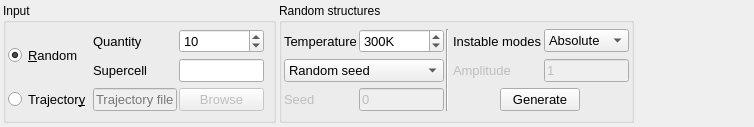
The window that tabs/multibinittab.ui (piti-diablotin/qAgate) describes before a commit, drawn with Qt 5.
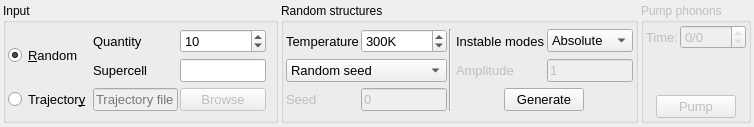
The same window after the commit.

Commit message: Update translations Finish phonons pumping integration

```diff
--- a/tabs/multibinittab.ui
+++ b/tabs/multibinittab.ui
@@ -431,6 +431,128 @@
      </layout>
     </widget>
    </item>
+   <item>
+    <widget class="QGroupBox" name="pump">
+     <property name="enabled">
+      <bool>false</bool>
+     </property>
+     <property name="title">
+      <string>Pump phonons</string>
+     </property>
+     <layout class="QVBoxLayout" name="verticalLayout">
+      <property name="spacing">
+       <number>2</number>
+      </property>
+      <property name="leftMargin">
+       <number>2</number>
+      </property>
+      <property name="topMargin">
+       <number>2</number>
+      </property>
+      <property name="rightMargin">
+       <number>2</number>
+      </property>
+      <property name="bottomMargin">
+       <number>2</number>
+      </property>
+      <item>
+       <layout class="QHBoxLayout" name="horizontalLayout_4">
+        <item>
+         <widget class="QLabel" name="timeLabel">
+          <property name="sizePolicy">
+           <sizepolicy hsizetype="Fixed" vsizetype="Preferred">
+            <horstretch>0</horstretch>
+            <verstretch>0</verstretch>
+           </sizepolicy>
+          </property>
+          <property name="font">
+           <font>
+            <pointsize>10</pointsize>
+           </font>
+          </property>
+          <property name="text">
+           <string>Time:</string>
+          </property>
+         </widget>
+        </item>
+        <item>
+         <widget class="QSpinBox" name="time">
+          <property name="font">
+           <font>
+            <pointsize>10</pointsize>
+           </font>
+          </property>
+          <property name="suffix">
+           <string notr="true">/0</string>
+          </property>
+          <property name="minimum">
+           <number>0</number>
+          </property>
+          <property name="maximum">
+           <number>0</number>
+          </property>
+         </widget>
+        </item>
+       </layout>
+      </item>
+      <item>
+       <spacer name="verticalSpacer">
+        <property name="orientation">
+         <enum>Qt::Vertical</enum>
+        </property>
+        <property name="sizeHint" stdset="0">
+         <size>
+          <width>20</width>
+          <height>40</height>
+         </size>
+        </property>
+       </spacer>
+      </item>
+      <item>
+       <layout class="QHBoxLayout" name="horizontalLayout_5">
+        <item>
+         <spacer name="horizontalSpacer_5">
+          <property name="orientation">
+           <enum>Qt::Horizontal</enum>
+          </property>
+          <property name="sizeHint" stdset="0">
+           <size>
+            <width>40</width>
+            <height>20</height>
+           </size>
+          </property>
+         </spacer>
+        </item>
+        <item>
+         <widget class="QPushButton" name="pumpButton">
+          <property name="font">
+           <font>
+            <pointsize>10</pointsize>
+           </font>
+          </property>
+          <property name="text">
+           <string>Pump</string>
+          </property>
+         </widget>
+        </item>
+        <item>
+         <spacer name="horizontalSpacer_4">
+          <property name="orientation">
+           <enum>Qt::Horizontal</enum>
+          </property>
+          <property name="sizeHint" stdset="0">
+           <size>
+            <width>40</width>
+            <height>20</height>
+           </size>
+          </property>
+         </spacer>
+        </item>
+       </layout>
+      </item>
+     </layout>
+    </widget>
+   </item>
    <item>
     <spacer name="horizontalSpacer">
      <property name="orientation">
@@ -438,7 +560,7 @@
      </property>
      <property name="sizeHint" stdset="0">
       <size>
-       <width>198</width>
+       <width>0</width>
        <height>20</height>
       </size>
      </property>
```
Left out of the diff: 2 changed lines with no effect on the pictures. The commit also changes 6 other files.
